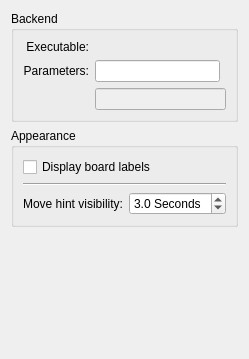
Qt form src/gui/config/generalconfig.ui (KDE/kigo) before a commit.
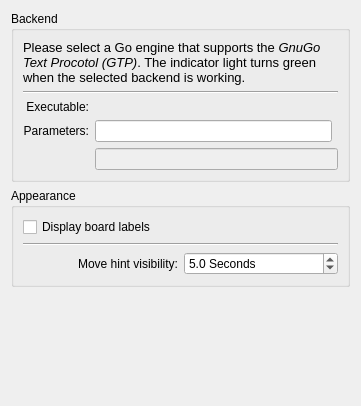
The same form after that commit. Custom widgets are drawn as their Qt base class.

What changed in the file:
```diff
--- a/src/gui/config/generalconfig.ui
+++ b/src/gui/config/generalconfig.ui
@@ -1,12 +1,12 @@
 <ui version="4.0" >
  <class>GeneralConfig</class>
- <widget class="QWidget" name="GeneralConfig" >
-  <property name="geometry" >
+ <widget class="QWidget" name="GeneralConfig">
+  <property name="geometry">
    <rect>
     <x>0</x>
     <y>0</y>
-    <width>249</width>
-    <height>359</height>
+    <width>361</width>
+    <height>406</height>
    </rect>
   </property>
   <layout class="QVBoxLayout" name="verticalLayout_2" >
@@ -15,10 +15,10 @@
      <property name="title" >
       <string>Backend</string>
      </property>
-     <layout class="QGridLayout" name="gridLayout" >
-      <item row="0" column="0" >
-       <widget class="QLabel" name="label_3" >
-        <property name="text" >
+     <layout class="QGridLayout" name="gridLayout">
+      <item row="2" column="0">
+       <widget class="QLabel" name="label_3">
+        <property name="text">
          <string>Executable:</string>
         </property>
         <property name="alignment" >
@@ -29,10 +29,10 @@
         </property>
        </widget>
       </item>
-      <item row="0" column="1" colspan="2" >
-       <widget class="KUrlRequester" name="engineExecutable" >
-        <property name="sizePolicy" >
-         <sizepolicy vsizetype="Preferred" hsizetype="Preferred" >
+      <item row="2" column="1" colspan="2">
+       <widget class="KUrlRequester" name="engineExecutable">
+        <property name="sizePolicy">
+         <sizepolicy hsizetype="Preferred" vsizetype="Preferred">
           <horstretch>1</horstretch>
           <verstretch>0</verstretch>
          </sizepolicy>
@@ -42,9 +42,9 @@
         </property>
        </widget>
       </item>
-      <item row="1" column="0" >
-       <widget class="QLabel" name="label" >
-        <property name="text" >
+      <item row="3" column="0">
+       <widget class="QLabel" name="label">
+        <property name="text">
          <string>Parameters:</string>
         </property>
         <property name="alignment" >
@@ -55,16 +55,16 @@
         </property>
        </widget>
       </item>
-      <item row="1" column="1" >
-       <widget class="KLineEdit" name="engineParameters" >
-        <property name="toolTip" >
+      <item row="3" column="1">
+       <widget class="KLineEdit" name="engineParameters">
+        <property name="toolTip">
          <string>Add here the necessary parameters to start the Engine in GTP mode</string>
         </property>
        </widget>
       </item>
-      <item row="2" column="1" colspan="2" >
-       <widget class="KLineEdit" name="kcfg_EngineCommand" >
-        <property name="enabled" >
+      <item row="4" column="1" colspan="2">
+       <widget class="KLineEdit" name="kcfg_EngineCommand">
+        <property name="enabled">
          <bool>false</bool>
         </property>
         <property name="focusPolicy" >
@@ -101,8 +101,26 @@
         <property name="state" >
          <enum>KLed::Off</enum>
         </property>
-        <property name="shape" >
-         <enum>KLed::Circular</enum>
+       </widget>
+      </item>
+      <item row="0" column="0" colspan="3">
+       <widget class="QLabel" name="label_4">
+        <property name="text">
+         <string>&lt;!DOCTYPE HTML PUBLIC &quot;-//W3C//DTD HTML 4.0//EN&quot; &quot;http://www.w3.org/TR/REC-html40/strict.dtd&quot;&gt;
+&lt;html&gt;&lt;head&gt;&lt;meta name=&quot;qrichtext&quot; content=&quot;1&quot; /&gt;&lt;style type=&quot;text/css&quot;&gt;
+p, li { white-space: pre-wrap; }
+&lt;/style&gt;&lt;/head&gt;&lt;body style=&quot; font-family:'Sans Serif'; font-size:10pt; font-weight:400; font-style:normal;&quot;&gt;
+&lt;p style=&quot; margin-top:0px; margin-bottom:0px; margin-left:0px; margin-right:0px; -qt-block-indent:0; text-indent:0px;&quot;&gt;Please select a Go engine that supports the &lt;span style=&quot; font-style:italic;&quot;&gt;GnuGo Text Procotol (GTP)&lt;/span&gt;. The indicator light turns green when the selected backend is working.&lt;/p&gt;&lt;/body&gt;&lt;/html&gt;</string>
+        </property>
+        <property name="wordWrap">
+         <bool>true</bool>
+        </property>
+       </widget>
+      </item>
+      <item row="1" column="0" colspan="3">
+       <widget class="Line" name="line_2">
+        <property name="orientation">
+         <enum>Qt::Horizontal</enum>
         </property>
        </widget>
       </item>
@@ -155,14 +173,14 @@
         <property name="minimum" >
          <double>1.000000000000000</double>
         </property>
-        <property name="maximum" >
-         <double>5.000000000000000</double>
+        <property name="maximum">
+         <double>10.000000000000000</double>
         </property>
         <property name="singleStep" >
          <double>0.500000000000000</double>
         </property>
-        <property name="value" >
-         <double>3.000000000000000</double>
+        <property name="value">
+         <double>5.000000000000000</double>
         </property>
        </widget>
       </item>
@@ -197,16 +215,16 @@
    <extends>QWidget</extends>
    <header>kled.h</header>
   </customwidget>
-  <customwidget>
-   <class>KLineEdit</class>
-   <extends>QLineEdit</extends>
-   <header>klineedit.h</header>
-  </customwidget>
   <customwidget>
    <class>KUrlRequester</class>
    <extends>QFrame</extends>
    <header>kurlrequester.h</header>
   </customwidget>
+  <customwidget>
+   <class>KLineEdit</class>
+   <extends>QLineEdit</extends>
+   <header>klineedit.h</header>
+  </customwidget>
  </customwidgets>
  <tabstops>
   <tabstop>kcfg_ShowBoardLabels</tabstop>
```
Left out of the diff: 95 changed lines with no effect on the pictures.
